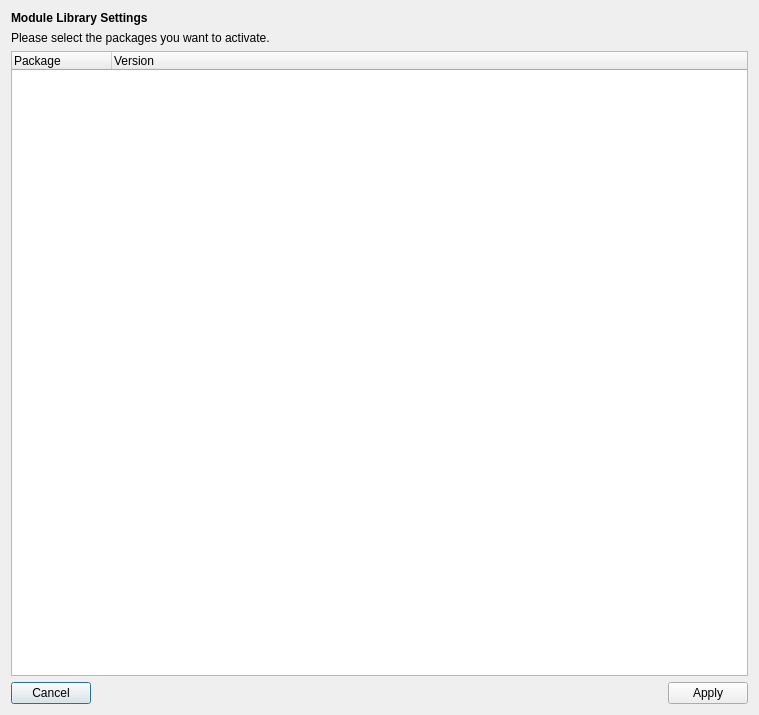
Old version of the form src/main/python/ui/Ui_ModuleSettingsDialog.ui in the repository SnoozToolbox/snooz-toolbox.
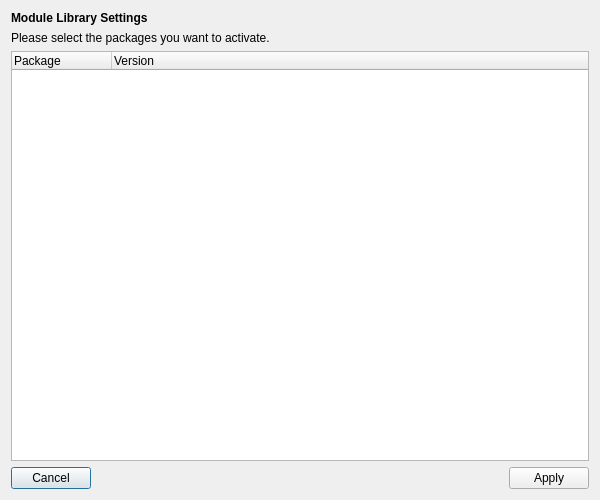
New version of the form.

Commit message: Refactor UI components and add window geometry handling ensuring optimal user experience across different displays.

What changed in the file:
```diff
--- a/src/main/python/ui/Ui_ModuleSettingsDialog.ui
+++ b/src/main/python/ui/Ui_ModuleSettingsDialog.ui
@@ -2,13 +2,17 @@
 <ui version="4.0">
  <class>ModuleSettingsDialog</class>
  <widget class="QDialog" name="ModuleSettingsDialog">
-  <property name="geometry">
-   <rect>
-    <x>0</x>
-    <y>0</y>
-    <width>759</width>
-    <height>715</height>
-   </rect>
+  <property name="sizePolicy">
+   <sizepolicy hsizetype="Expanding" vsizetype="Expanding">
+    <horstretch>0</horstretch>
+    <verstretch>0</verstretch>
+   </sizepolicy>
+  </property>
+  <property name="minimumSize">
+   <size>
+    <width>600</width>
+    <height>500</height>
+   </size>
   </property>
   <property name="windowTitle">
    <string>Settings SciNode</string>
```
The commit also changes 17 other files.
